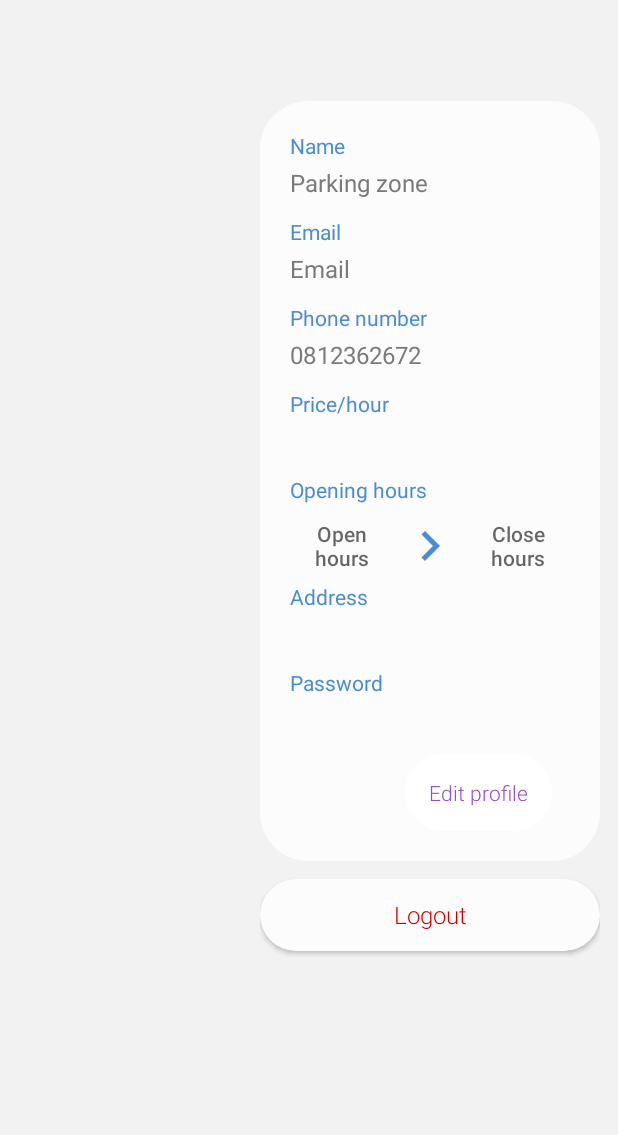
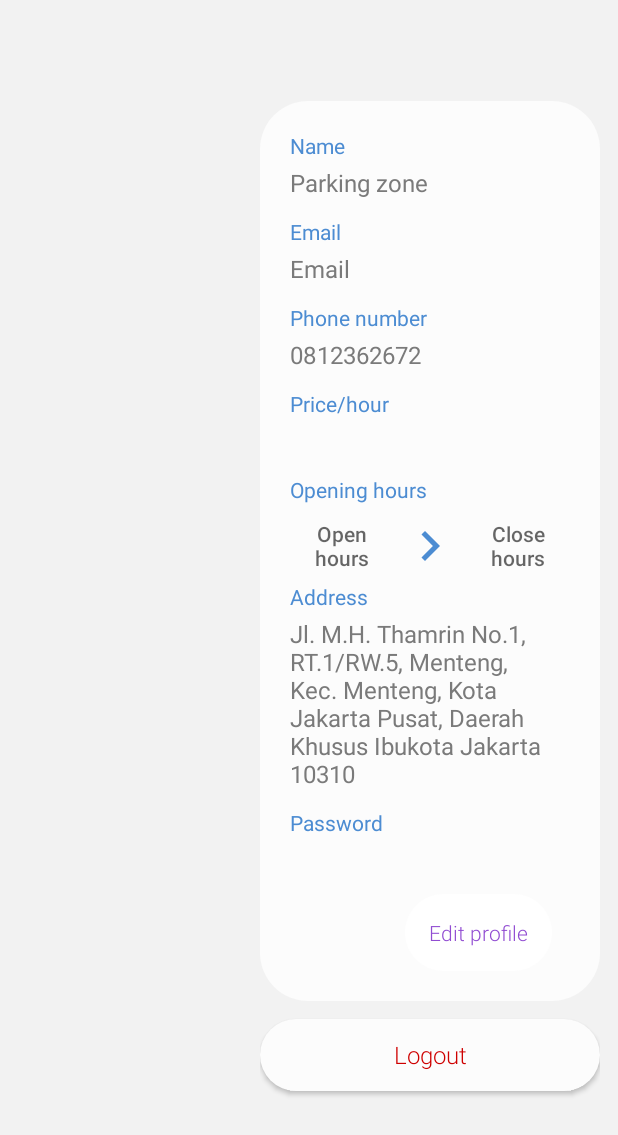
Before and after one commit to MHabiib/Parklux-Admin, an Android app: the layout fragment_profile.xml on its own in the app's theme, with its tools: preview values and no code run, on a phone screen of 412 x 824 dp. Shown: the top 1135 px of the screen. Run offline under Robolectric (Android 15) with nearby library versions, the light colour scheme and no system bars.

Commit message:
#45 update

```diff
--- a/app/src/main/java/com/future/pms/admin/updatelevel/view/UpdateLevelFragment.kt
+++ b/app/src/main/java/com/future/pms/admin/updatelevel/view/UpdateLevelFragment.kt
@@ -34,7 +34,6 @@ import com.future.pms.admin.util.Constants.Companion.TOTAL_TAKEN_SLOT
 import com.future.pms.admin.util.Constants.Companion.UPDATE_LEVEL_FRAGMENT
 import com.google.android.material.dialog.MaterialAlertDialogBuilder
 import com.google.gson.Gson
-import kotlinx.android.synthetic.main.fragment_profile.*
 import javax.inject.Inject
 
 class UpdateLevelFragment : BaseFragment(), UpdateLevelContract {
@@ -145,7 +144,6 @@ class UpdateLevelFragment : BaseFragment(), UpdateLevelContract {
   }
 
   override fun showProgress(show: Boolean) {
-    if (null != progressBar) {
     with(binding) {
       if (show) {
         ibBack.isEnabled = false
@@ -164,7 +162,6 @@ class UpdateLevelFragment : BaseFragment(), UpdateLevelContract {
       }
     }
   }
-  }
 
   override fun onDestroyView() {
     presenter.detach()
--- a/app/src/main/res/layout/fragment_profile.xml
+++ b/app/src/main/res/layout/fragment_profile.xml
@@ -316,16 +316,19 @@
                             android:id="@+id/address"
                             android:layout_width="match_parent"
                             android:layout_height="wrap_content"
+                            android:layout_marginRight="@dimen/eight_dp"
                             android:background="@android:color/transparent"
+                            android:enabled="false"
                             android:imeOptions="flagNoExtractUi"
-                            android:inputType="textNoSuggestions"
-                            android:maxLines="4"
+                            android:inputType="textMultiLine"
+                            android:maxLines="8"
                             android:paddingBottom="@dimen/twelve_dp"
-                            android:enabled="false"
+                            android:scrollbars="vertical"
+                            android:singleLine="false"
                             android:textColor="@color/darkGrey"
                             android:textSize="@dimen/h2"
-                            android:layout_marginRight="@dimen/eight_dp"
-                            app:layout_constraintTop_toBottomOf="@id/address_tag" />
+                            app:layout_constraintTop_toBottomOf="@id/address_tag"
+                            tools:text="Jl. M.H. Thamrin No.1, RT.1/RW.5, Menteng, Kec. Menteng, Kota Jakarta Pusat, Daerah Khusus Ibukota Jakarta 10310"/>
 
                         <com.google.android.material.textfield.TextInputEditText
                             android:id="@+id/password"
```
Also changed, not shown: app/src/main/java/com/future/pms/admin/barcode/view/BarcodeFragment.kt (+9 -14 lines), app/src/main/java/com/future/pms/admin/home/view/HomeFragment.kt (+7 -11 lines), app/src/main/java/com/future/pms/admin/profile/view/ProfileFragment.kt (+14 -9 lines), app/src/main/res/values/strings.xml (+8 -8 lines). Lines whose indentation alone changed are shown as unchanged.
